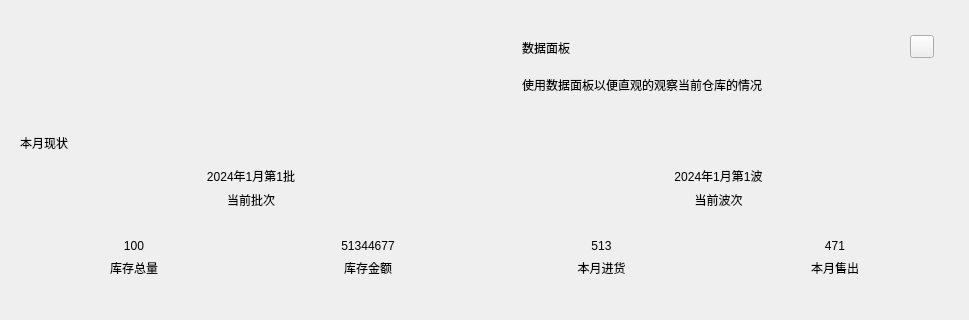
This is assets/ui/home_page.ui in 271374667/SimpleWMS as Qt 5 draws it before an edit; both pictures show x 0 to 969 and y 0 to 320 of the 969 by 739 pixel window. The edited form follows.
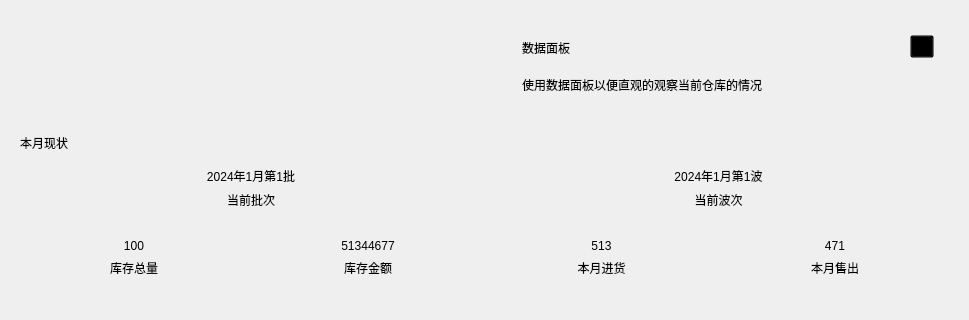
This is the edited form. Icons and pictures are not drawn. Custom widgets are drawn as their Qt base class.

Commit message: Feature: 完成了主页大屏的数据显示 Style: 现在背景颜色更加统一,原来因为有一个ScrollWidget所以背景看起来是灰色的,现在统一转换成透明白色 Feature: 设置页面现在能支持跳转到对应的标签组

The edit to the form file:
```diff
--- a/assets/ui/home_page.ui
+++ b/assets/ui/home_page.ui
@@ -16,6 +16,9 @@
   <layout class="QVBoxLayout" name="verticalLayout_21">
    <item>
     <widget class="SmoothScrollArea" name="SmoothScrollArea">
+     <property name="styleSheet">
+      <string notr="true">background-color: rgba(0, 0, 0, 0);</string>
+     </property>
      <property name="frameShape">
       <enum>QFrame::NoFrame</enum>
      </property>
@@ -34,9 +37,15 @@
         <height>721</height>
        </rect>
       </property>
+      <property name="styleSheet">
+       <string notr="true">background-color: rgba(0, 0, 0, 0);</string>
+      </property>
       <layout class="QVBoxLayout" name="verticalLayout_48">
        <item>
         <widget class="SimpleCardWidget" name="SimpleCardWidget">
+         <property name="styleSheet">
+          <string notr="true"/>
+         </property>
          <layout class="QHBoxLayout" name="horizontalLayout_3">
           <property name="spacing">
            <number>15</number>
```
The commit also changes 26 other files.
